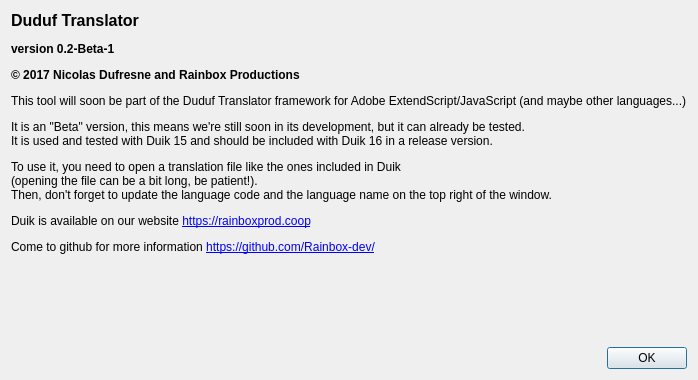
The window that src/aboutdialog.ui (RxLaboratory/DuTF) describes before a commit, drawn with Qt 5.
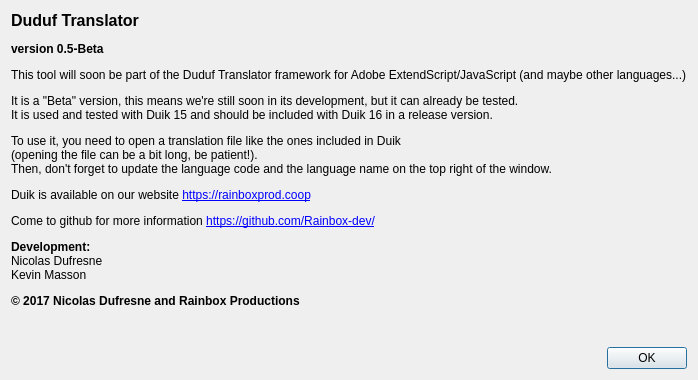
The same window after the commit.

Commit message: changed to version 0.5-beta (release with duik 15.5)

Patch:
```diff
--- a/src/aboutdialog.ui
+++ b/src/aboutdialog.ui
@@ -6,7 +6,7 @@
    <rect>
     <x>0</x>
     <y>0</y>
-    <width>605</width>
+    <width>635</width>
     <height>380</height>
    </rect>
   </property>
@@ -17,7 +17,7 @@
    <item>
     <widget class="QLabel" name="label">
      <property name="text">
-      <string>&lt;html&gt;&lt;head/&gt;&lt;body&gt;&lt;p&gt;&lt;span style=&quot; font-size:12pt; font-weight:600;&quot;&gt;Duduf Translator&lt;/span&gt;&lt;/p&gt;&lt;p&gt;&lt;span style=&quot; font-weight:600;&quot;&gt;version 0.2-Beta-1&lt;/span&gt;&lt;/p&gt;&lt;p&gt;&lt;span style=&quot; font-weight:600;&quot;&gt;© 2017 Nicolas Dufresne and Rainbox Productions&lt;/span&gt;&lt;/p&gt;&lt;p&gt;This tool will soon be part of the Duduf Translator framework for Adobe ExtendScript/JavaScript (and maybe other languages...)&lt;/p&gt;&lt;p&gt;It is an &amp;quot;Beta&amp;quot; version, this means we're still soon in its development, but it can already be tested.&lt;br/&gt;It is used and tested with Duik 15 and should be included with Duik 16 in a release version.&lt;/p&gt;&lt;p&gt;To use it, you need to open a translation file like the ones included in Duik&lt;br/&gt;(opening the file can be a bit long, be patient!).&lt;br/&gt;Then, don't forget to update the language code and the language name on the top right of the window.&lt;/p&gt;&lt;p&gt;Duik is available on our website &lt;a href=&quot;https://rainboxprod.coop&quot;&gt;&lt;span style=&quot; text-decoration: underline; color:#0000ff;&quot;&gt;https://rainboxprod.coop&lt;/span&gt;&lt;/a&gt;&lt;/p&gt;&lt;p&gt;Come to github for more information &lt;a href=&quot;https://github.com/Rainbox-dev/&quot;&gt;&lt;span style=&quot; text-decoration: underline; color:#0000ff;&quot;&gt;https://github.com/Rainbox-dev/&lt;/span&gt;&lt;/a&gt;&lt;/p&gt;&lt;/body&gt;&lt;/html&gt;</string>
+      <string>&lt;html&gt;&lt;head/&gt;&lt;body&gt;&lt;p&gt;&lt;span style=&quot; font-size:12pt; font-weight:600;&quot;&gt;Duduf Translator&lt;/span&gt;&lt;/p&gt;&lt;p&gt;&lt;span style=&quot; font-weight:600;&quot;&gt;version 0.5-Beta&lt;/span&gt;&lt;/p&gt;&lt;p&gt;This tool will soon be part of the Duduf Translator framework for Adobe ExtendScript/JavaScript (and maybe other languages...)&lt;/p&gt;&lt;p&gt;It is a &amp;quot;Beta&amp;quot; version, this means we're still soon in its development, but it can already be tested.&lt;br/&gt;It is used and tested with Duik 15 and should be included with Duik 16 in a release version.&lt;/p&gt;&lt;p&gt;To use it, you need to open a translation file like the ones included in Duik&lt;br/&gt;(opening the file can be a bit long, be patient!).&lt;br/&gt;Then, don't forget to update the language code and the language name on the top right of the window.&lt;/p&gt;&lt;p&gt;Duik is available on our website &lt;a href=&quot;https://rainboxprod.coop&quot;&gt;&lt;span style=&quot; text-decoration: underline; color:#0000ff;&quot;&gt;https://rainboxprod.coop&lt;/span&gt;&lt;/a&gt;&lt;/p&gt;&lt;p&gt;Come to github for more information &lt;a href=&quot;https://github.com/Rainbox-dev/&quot;&gt;&lt;span style=&quot; text-decoration: underline; color:#0000ff;&quot;&gt;https://github.com/Rainbox-dev/&lt;/span&gt;&lt;/a&gt;&lt;/p&gt;&lt;p&gt;&lt;span style=&quot; font-weight:600;&quot;&gt;Development:&lt;/span&gt;&lt;br/&gt;Nicolas Dufresne&lt;br/&gt;Kevin Masson&lt;/p&gt;&lt;p&gt;&lt;span style=&quot; font-weight:600;&quot;&gt;© 2017 Nicolas Dufresne and Rainbox Productions&lt;/span&gt;&lt;/p&gt;&lt;/body&gt;&lt;/html&gt;</string>
      </property>
      <property name="alignment">
       <set>Qt::AlignLeading|Qt::AlignLeft|Qt::AlignTop</set>
```
The commit also changes 2 other files.
